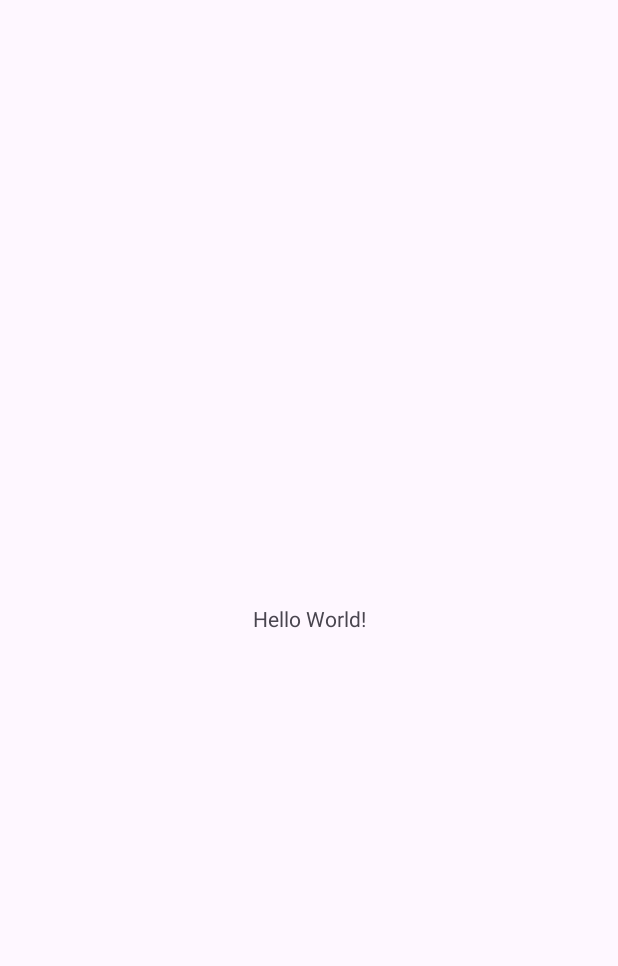
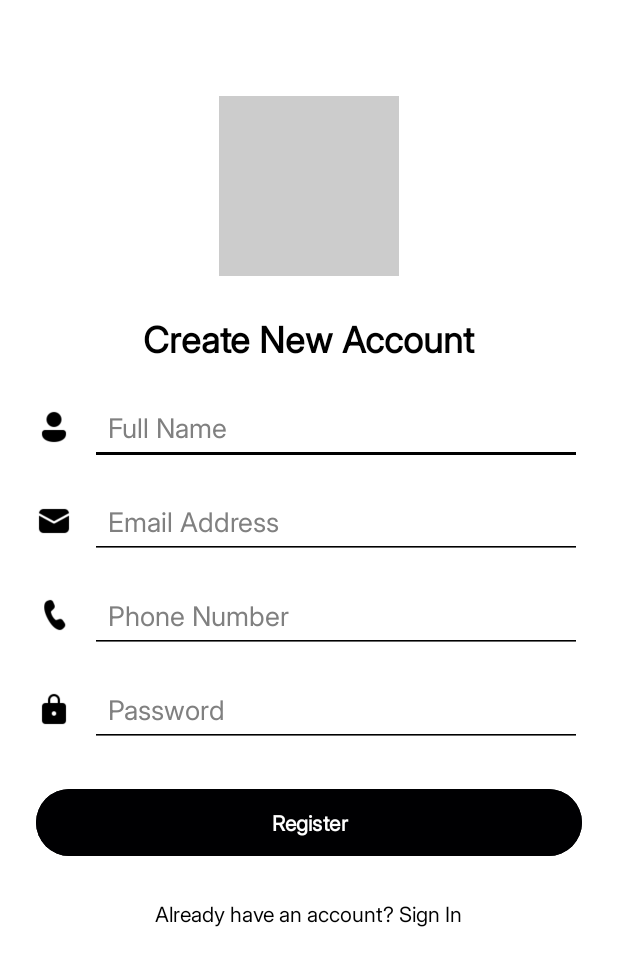
Before and after one commit to RyanSilva2004/Byft, an Android app: the screen it shows after launch (MainActivity), on a phone screen of 412 x 824 dp. Before the commit the part shown is almost empty. Shown: the top 966 px of the screen. Run offline under Robolectric (Android 15) with nearby library versions, the phone set to English and light mode, and no system bars.

Commit message:
activity UI's Completed (Sign Up & Sign In)

```diff
--- a/app/src/main/java/com/byft/MainActivity.java
+++ b/app/src/main/java/com/byft/MainActivity.java
@@ -14,8 +14,8 @@ public class MainActivity extends AppCompatActivity {
     protected void onCreate(Bundle savedInstanceState) {
         super.onCreate(savedInstanceState);
         EdgeToEdge.enable(this);
-        setContentView(R.layout.activity_main);
-        ViewCompat.setOnApplyWindowInsetsListener(findViewById(R.id.main), (v, insets) -> {
+        setContentView(R.layout.activity_signup);
+        ViewCompat.setOnApplyWindowInsetsListener(findViewById(R.id.signup), (v, insets) -> {
             Insets systemBars = insets.getInsets(WindowInsetsCompat.Type.systemBars());
             v.setPadding(systemBars.left, systemBars.top, systemBars.right, systemBars.bottom);
             return insets;
--- a/app/src/main/res/layout/activity_main.xml
+++ /dev/null
@@ -1,19 +0,0 @@
-<?xml version="1.0" encoding="utf-8"?>
-<androidx.constraintlayout.widget.ConstraintLayout xmlns:android="http://schemas.android.com/apk/res/android"
-    xmlns:app="http://schemas.android.com/apk/res-auto"
-    xmlns:tools="http://schemas.android.com/tools"
-    android:id="@+id/main"
-    android:layout_width="match_parent"
-    android:layout_height="match_parent"
-    tools:context=".MainActivity">
-
-    <TextView
-        android:layout_width="wrap_content"
-        android:layout_height="wrap_content"
-        android:text="Hello World!"
-        app:layout_constraintBottom_toBottomOf="parent"
-        app:layout_constraintEnd_toEndOf="parent"
-        app:layout_constraintStart_toStartOf="parent"
-        app:layout_constraintTop_toTopOf="parent" />
-
-</androidx.constraintlayout.widget.ConstraintLayout>
--- /dev/null
+++ b/app/src/main/res/layout/activity_signup.xml
@@ -0,0 +1,185 @@
+<?xml version="1.0" encoding="utf-8"?>
+<androidx.constraintlayout.widget.ConstraintLayout
+    xmlns:android="http://schemas.android.com/apk/res/android"
+    android:id="@+id/signup"
+    android:layout_width="match_parent"
+    android:layout_height="match_parent"
+    android:background="#FFFFFF">
+
+<LinearLayout
+    android:layout_width="match_parent"
+    android:layout_height="match_parent"
+    android:orientation="vertical"
+    android:background="#FFFFFF"
+    android:padding="24dp">
+
+    <!-- Logo Placeholder -->
+    <ImageView
+        android:id="@+id/logo"
+        android:layout_width="120dp"
+        android:layout_height="120dp"
+        android:layout_gravity="center_horizontal"
+        android:layout_marginTop="40dp"
+        android:contentDescription="App Logo"
+        android:background="#CCCCCC" />
+
+    <!-- Title -->
+    <TextView
+        android:id="@+id/registerTitle"
+        android:layout_width="wrap_content"
+        android:layout_height="wrap_content"
+        android:layout_gravity="center_horizontal"
+        android:layout_marginTop="24dp"
+        android:fontFamily="@font/inter"
+        android:text="Create New Account"
+        android:textColor="#000000"
+        android:textSize="24sp"
+        android:textStyle="bold" />
+
+    <!-- Name Input with Icon -->
+    <LinearLayout
+        android:layout_width="match_parent"
+        android:layout_height="wrap_content"
+        android:layout_marginTop="16dp"
+        android:orientation="horizontal">
+
+        <ImageView
+            android:id="@+id/nameIcon"
+            android:layout_width="24dp"
+            android:layout_height="24dp"
+            android:layout_gravity="center_vertical"
+            android:src="@drawable/name"
+            android:contentDescription="Name Icon" />
+
+        <EditText
+            android:id="@+id/inputName"
+            android:layout_width="0dp"
+            android:layout_height="wrap_content"
+            android:layout_weight="1"
+            android:layout_marginStart="12dp"
+            android:hint="Full Name"
+            android:fontFamily="@font/inter"
+            android:backgroundTint="#000000"
+            android:textColor="#000000"
+            android:textColorHint="#808080"
+            android:padding="12dp" />
+    </LinearLayout>
+
+    <!-- Email Input with Icon -->
+    <LinearLayout
+        android:layout_width="match_parent"
+        android:layout_height="wrap_content"
+        android:layout_marginTop="12dp"
+        android:orientation="horizontal">
+
+        <ImageView
+            android:id="@+id/emailIcon"
+            android:layout_width="24dp"
+            android:layout_height="24dp"
+            android:layout_gravity="center_vertical"
+            android:src="@drawable/email"
+            android:contentDescription="Email Icon" />
+
+        <EditText
+            android:id="@+id/inputEmail"
+            android:layout_width="0dp"
+            android:layout_height="wrap_content"
+            android:layout_weight="1"
+            android:layout_marginStart="12dp"
+            android:hint="Email Address"
+            android:fontFamily="@font/inter"
+            android:backgroundTint="#000000"
+            android:textColor="#000000"
+            android:textColorHint="#808080"
+            android:padding="12dp"
+            android:inputType="textEmailAddress" />
+    </LinearLayout>
+
+    <!-- Phone Input with Icon -->
+    <LinearLayout
+        android:layout_width="match_parent"
+        android:layout_height="wrap_content"
+        android:layout_marginTop="12dp"
+        android:orientation="horizontal">
+
+        <ImageView
+            android:id="@+id/phoneIcon"
+            android:layout_width="24dp"
+            android:layout_height="24dp"
+            android:layout_gravity="center_vertical"
+            android:src="@drawable/phone"
+            android:contentDescription="Phone Icon" />
+
+        <EditText
+            android:id="@+id/inputPhone"
+            android:layout_width="0dp"
+            android:layout_height="wrap_content"
+            android:layout_weight="1"
+            android:layout_marginStart="12dp"
+            android:hint="Phone Number"
+            android:fontFamily="@font/inter"
+            android:backgroundTint="#000000"
+            android:textColor="#000000"
+            android:textColorHint="#808080"
+            android:padding="12dp"
+            android:inputType="phone" />
+    </LinearLayout>
+
+    <!-- Password Input with Icon -->
+    <LinearLayout
+        android:layout_width="match_parent"
+        android:layout_height="wrap_content"
+        android:layout_marginTop="12dp"
+        android:orientation="horizontal">
+
+        <ImageView
+            android:id="@+id/passwordIcon"
+            android:layout_width="24dp"
+            android:layout_height="24dp"
+            android:layout_gravity="center_vertical"
+            android:src="@drawable/password"
+            android:contentDescription="Password Icon" />
+
+        <EditText
+            android:id="@+id/inputPassword"
+            android:layout_width="0dp"
+            android:layout_height="wrap_content"
+            android:layout_weight="1"
+            android:layout_marginStart="12dp"
+            android:hint="Password"
+            android:fontFamily="@font/inter"
+            android:backgroundTint="#000000"
+            android:textColor="#000000"
+            android:textColorHint="#808080"
+            android:padding="12dp"
+            android:inputType="textPassword" />
+    </LinearLayout>
+
+    <!-- Register Button -->
+    <Button
+        android:id="@+id/registerButton"
+        android:layout_width="match_parent"
+        android:layout_height="wrap_content"
+        android:layout_marginTop="24dp"
+        android:backgroundTint="#000002"
+        android:fontFamily="@font/inter"
+        android:padding="12dp"
+        android:text="Register"
+        android:textColor="#FFFFFF"
+        android:textStyle="bold" />
+
+    <!-- Sign In Text -->
+    <TextView
+        android:id="@+id/signInText"
+        android:layout_width="wrap_content"
+        android:layout_height="wrap_content"
+        android:layout_gravity="center_horizontal"
+        android:layout_marginTop="16dp"
+        android:text="Already have an account? Sign In"
+        android:textColor="#000000"
+        android:fontFamily="@font/inter"
+        android:textSize="14sp"
+        android:padding="8dp" />
+
+</LinearLayout>
+</androidx.constraintlayout.widget.ConstraintLayout>
```
Also changed, not shown: app/src/main/res/layout/activity_signin.xml (added, +134 -0 lines), app/src/main/res/drawable/email.png (added), app/src/main/res/drawable/name.png (added), app/src/main/res/drawable/password.png (added), app/src/main/res/drawable/phone.png (added), app/src/main/res/font/inter.ttf (added).
